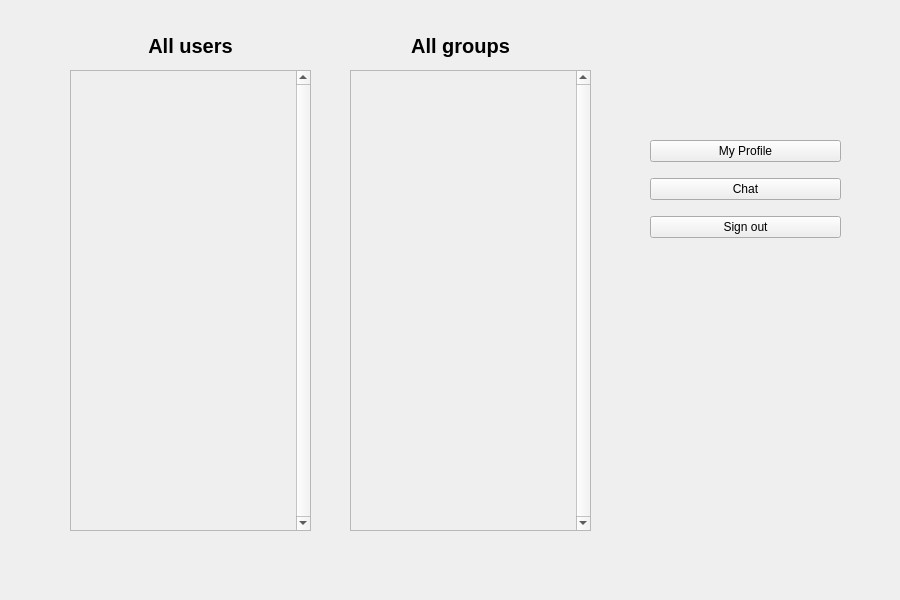
Qt form GUI/mainmenu.ui (thanhmvu/RocketRapport) before a commit.
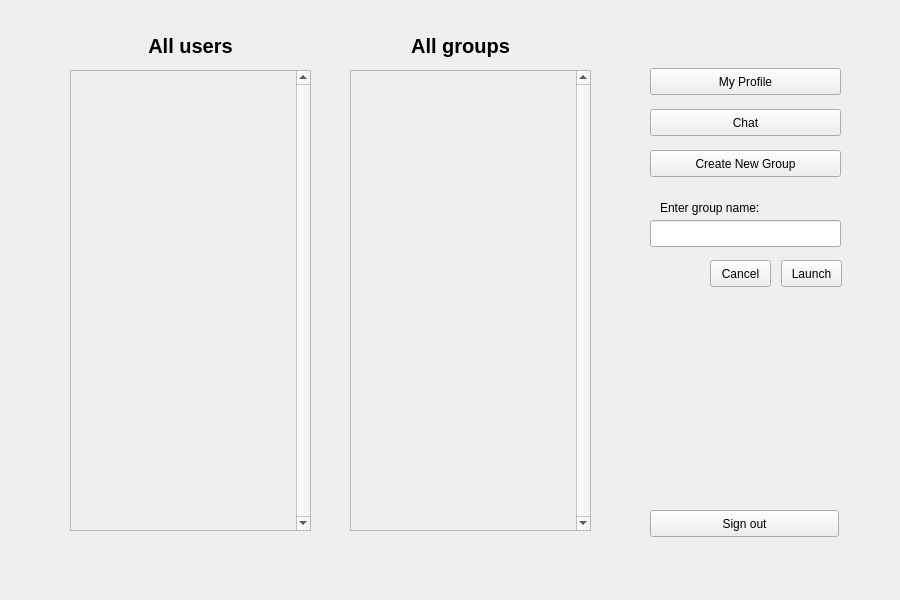
The same form after that commit.

Commit message: Add feature to create new group in GUI

```diff
--- a/GUI/mainmenu.ui
+++ b/GUI/mainmenu.ui
@@ -13,39 +13,6 @@
   <property name="windowTitle">
    <string>Main Menu</string>
   </property>
-  <widget class="QWidget" name="layoutWidget">
-   <property name="geometry">
-    <rect>
-     <x>650</x>
-     <y>130</y>
-     <width>191</width>
-     <height>121</height>
-    </rect>
-   </property>
-   <layout class="QVBoxLayout" name="verticalLayout">
-    <item>
-     <widget class="QPushButton" name="pushButton_profile">
-      <property name="text">
-       <string>My Profile</string>
-      </property>
-     </widget>
-    </item>
-    <item>
-     <widget class="QPushButton" name="pushButton_chat">
-      <property name="text">
-       <string>Chat</string>
-      </property>
-     </widget>
-    </item>
-    <item>
-     <widget class="QPushButton" name="pushButton_signout">
-      <property name="text">
-       <string>Sign out</string>
-      </property>
-     </widget>
-    </item>
-   </layout>
-  </widget>
   <widget class="QScrollArea" name="scrollArea_userList">
    <property name="geometry">
     <rect>
@@ -144,6 +111,107 @@
     <set>Qt::AlignCenter</set>
    </property>
   </widget>
+  <widget class="QLineEdit" name="lineEdit_groupname">
+   <property name="geometry">
+    <rect>
+     <x>650</x>
+     <y>220</y>
+     <width>191</width>
+     <height>27</height>
+    </rect>
+   </property>
+  </widget>
+  <widget class="QLabel" name="label_enter_gName">
+   <property name="geometry">
+    <rect>
+     <x>660</x>
+     <y>200</y>
+     <width>131</width>
+     <height>16</height>
+    </rect>
+   </property>
+   <property name="text">
+    <string>Enter group name:</string>
+   </property>
+  </widget>
+  <widget class="QPushButton" name="pushButton_signout">
+   <property name="geometry">
+    <rect>
+     <x>650</x>
+     <y>510</y>
+     <width>189</width>
+     <height>27</height>
+    </rect>
+   </property>
+   <property name="text">
+    <string>Sign out</string>
+   </property>
+  </widget>
+  <widget class="QPushButton" name="pushButton_launch">
+   <property name="geometry">
+    <rect>
+     <x>781</x>
+     <y>260</y>
+     <width>61</width>
+     <height>27</height>
+    </rect>
+   </property>
+   <property name="text">
+    <string>Launch</string>
+   </property>
+  </widget>
+  <widget class="QPushButton" name="pushButton_cancel">
+   <property name="geometry">
+    <rect>
+     <x>710</x>
+     <y>260</y>
+     <width>61</width>
+     <height>27</height>
+    </rect>
+   </property>
+   <property name="text">
+    <string>Cancel</string>
+   </property>
+  </widget>
+  <widget class="QPushButton" name="pushButton_profile">
+   <property name="geometry">
+    <rect>
+     <x>650</x>
+     <y>68</y>
+     <width>191</width>
+     <height>27</height>
+    </rect>
+   </property>
+   <property name="text">
+    <string>My Profile</string>
+   </property>
+  </widget>
+  <widget class="QPushButton" name="pushButton_chat">
+   <property name="geometry">
+    <rect>
+     <x>650</x>
+     <y>109</y>
+     <width>191</width>
+     <height>27</height>
+    </rect>
+   </property>
+   <property name="text">
+    <string>Chat</string>
+   </property>
+  </widget>
+  <widget class="QPushButton" name="pushButton_new_group">
+   <property name="geometry">
+    <rect>
+     <x>650</x>
+     <y>150</y>
+     <width>191</width>
+     <height>27</height>
+    </rect>
+   </property>
+   <property name="text">
+    <string>Create New Group</string>
+   </property>
+  </widget>
  </widget>
  <resources/>
  <connections/>
```
The commit also changes 8 other files.
